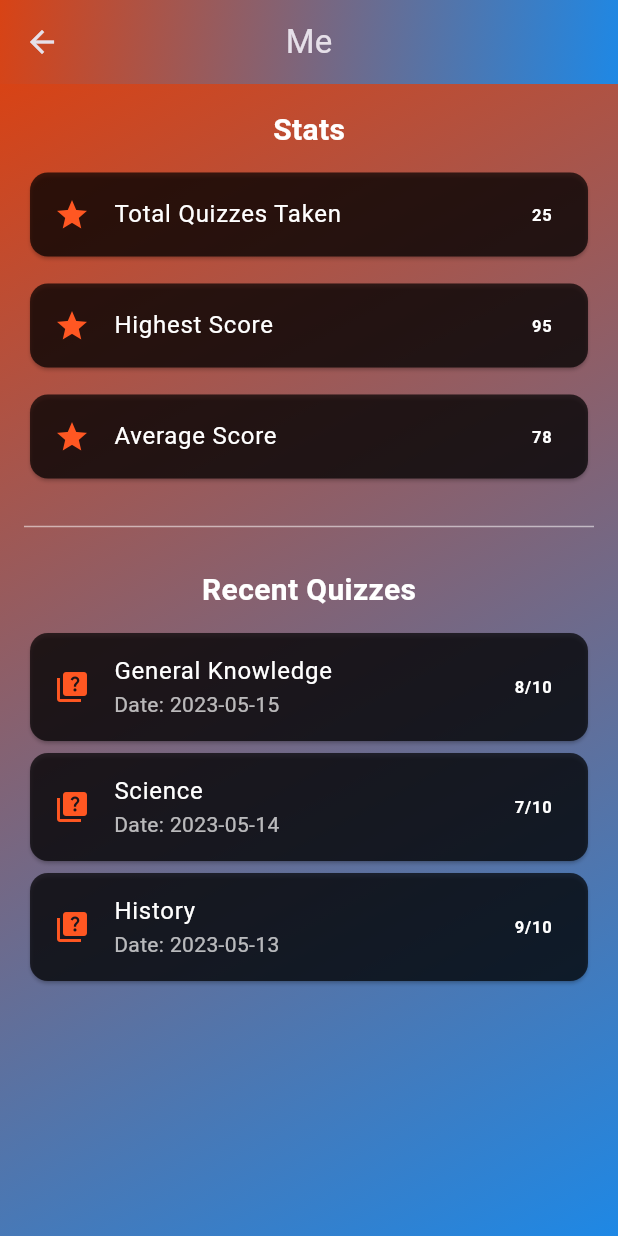
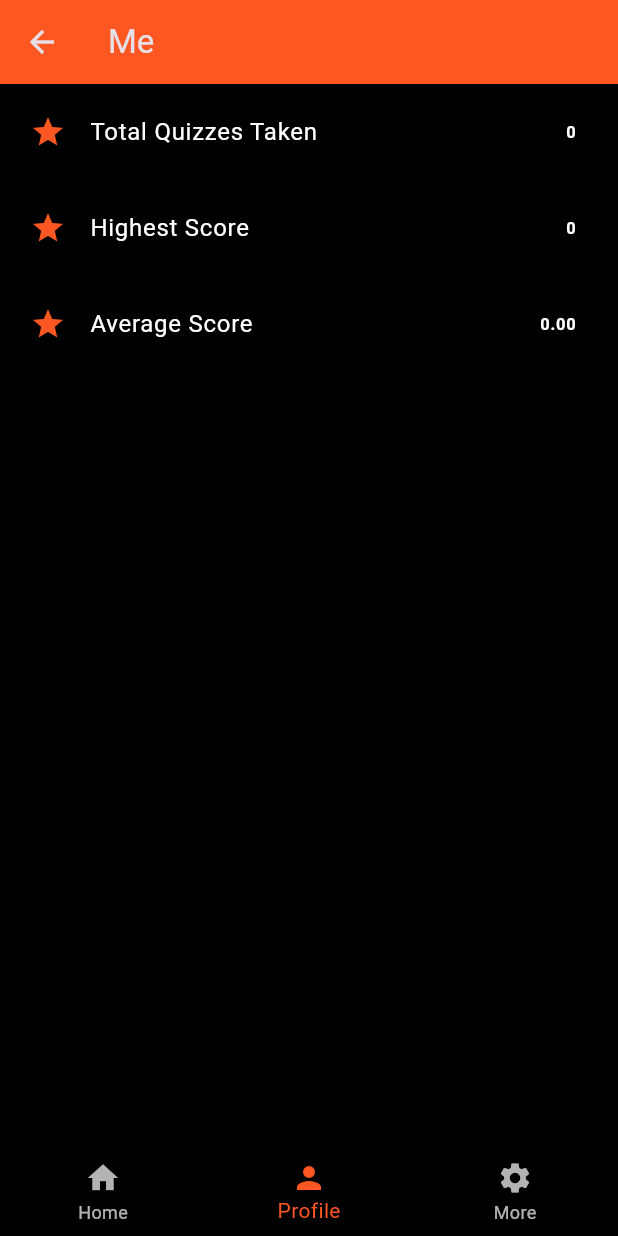
Before and after one commit to fisforfaheem/knowledge_zone, a Flutter app: the ProfileScreen screen opened directly, on a phone screen of 412 x 824 dp. Run offline on Flutter 3.47's test engine with Material 3 defaults, Android fonts, the light colour scheme and no system bars; our stand-ins replace confetti, flutter_animate, share_plus, shared_preferences, webview_flutter; accounts and stored records are empty.

Commit message:
update: fixes

```diff
--- a/lib/main.dart
+++ b/lib/main.dart
@@ -1,3 +1,4 @@
+import 'dart:convert';
 import 'dart:math';
 
 import 'package:flutter/material.dart';
@@ -9,8 +10,11 @@ import 'package:url_launcher/url_launcher_string.dart';
 import 'package:webview_flutter/webview_flutter.dart';
 import 'package:confetti/confetti.dart';
 import 'package:flutter/services.dart';
+import 'package:shared_preferences/shared_preferences.dart';
 
-void main() {
+void main() async {
+  WidgetsFlutterBinding.ensureInitialized();
+  await SharedPrefsManager.init();
   SystemChrome.setSystemUIOverlayStyle(
     const SystemUiOverlayStyle(
       statusBarColor: Colors.transparent,
@@ -18,6 +22,74 @@ void main() {
     ),
   );
   runApp(const MainApp());
+}
+
+class SharedPrefsManager {
+  static late SharedPreferences _prefs;
+
+  static Future<void> init() async {
+    _prefs = await SharedPreferences.getInstance();
+  }
+
+  static Future<void> saveQuizResult(
+      String quizType, int score, int totalQuestions) async {
+    final quizzesTaken = _prefs.getInt('quizzesTaken') ?? 0;
+    final highestScore = _prefs.getInt('highestScore') ?? 0;
+    final totalScore = _prefs.getInt('totalScore') ?? 0;
+
+    await _prefs.setInt('quizzesTaken', quizzesTaken + 1);
+    await _prefs.setInt(
+        'highestScore', score > highestScore ? score : highestScore);
+    await _prefs.setInt('totalScore', totalScore + score);
+
+    final recentQuizzes = _prefs.getStringList('recentQuizzes') ?? [];
+    recentQuizzes.insert(0,
+        '$quizType,$score/$totalQuestions,${DateTime.now().toIso8601String()}');
+    if (recentQuizzes.length > 5) recentQuizzes.removeLast();
+    await _prefs.setStringList('recentQuizzes', recentQuizzes);
+  }
+
+  static Map<String, dynamic> getUserStats() {
+    return {
+      'quizzesTaken': _prefs.getInt('quizzesTaken') ?? 0,
+      'highestScore': _prefs.getInt('highestScore') ?? 0,
+      'averageScore': (_prefs.getInt('totalScore') ?? 0) /
+          (_prefs.getInt('quizzesTaken') ?? 1),
+      'recentQuizzes': _prefs.getStringList('recentQuizzes') ?? [],
+    };
+  }
+
+  static List<Map<String, dynamic>> getLeaderboardData() {
+    final leaderboardJson = _prefs.getString('leaderboard') ?? '[]';
+    final leaderboardList = json.decode(leaderboardJson) as List;
+    return leaderboardList.cast<Map<String, dynamic>>()
+      ..sort((a, b) => b['totalScore'].compareTo(a['totalScore']));
+  }
+
+  static void updateLeaderboard(
+      String username, int totalScore, int quizzesTaken) {
+    final leaderboardData = getLeaderboardData();
+    final userIndex =
+        leaderboardData.indexWhere((user) => user['username'] == username);
+
+    if (userIndex != -1) {
+      leaderboardData[userIndex] = {
+        'username': username,
+        'totalScore': totalScore,
+        'quizzesTaken': quizzesTaken,
+        'averageScore': totalScore / quizzesTaken,
+      };
+    } else {
+      leaderboardData.add({
+        'username': username,
+        'totalScore': totalScore,
+        'quizzesTaken': quizzesTaken,
+        'averageScore': totalScore / quizzesTaken,
+      });
+    }
+
+    _prefs.setString('leaderboard', json.encode(leaderboardData));
+  }
 }
 
 class MainApp extends StatelessWidget {
@@ -173,8 +245,6 @@ class HomeScreen extends StatelessWidget {
                         context, 'General Knowledge', Icons.lightbulb),
                     _buildBentoButton(context, 'Science', Icons.science),
                     _buildBentoButton(context, 'History', Icons.history),
-                    _buildBentoButton(
-                        context, 'Leaderboard', Icons.leaderboard),
                   ],
                 ),
               ),
@@ -182,55 +252,46 @@ class HomeScreen extends StatelessWidget {
           ),
         ),
       ),
-      bottomNavigationBar: BottomNavigationBar(
-        backgroundColor: Colors.black,
-        selectedItemColor: Colors.deepOrange,
-        unselectedItemColor: Colors.white70,
-        items: const [
-          BottomNavigationBarItem(
-            icon: Icon(Icons.home),
-            label: 'Home',
-          ),
-          BottomNavigationBarItem(
-            icon: Icon(Icons.leaderboard),
-            label: 'Leaderboard',
-          ),
-          BottomNavigationBarItem(
-            icon: Icon(Icons.person),
-            label: 'Profile',
-          ),
-          BottomNavigationBarItem(
-            icon: Icon(Icons.settings),
-            label: 'More',
-          ),
-        ],
-        onTap: (index) {
-          switch (index) {
-            case 0:
-              // Navigate to Home
-              break;
-            case 1:
-              Navigator.push(
-                context,
-                MaterialPageRoute(
-                    builder: (context) => const LeaderboardScreen()),
-              );
-              break;
-            case 2:
-              Navigator.push(
-                context,
-                MaterialPageRoute(builder: (context) => const ProfileScreen()),
-              );
-              break;
-            case 3:
-              Navigator.push(
-                context,
-                MaterialPageRoute(builder: (context) => const MorePage()),
-              );
-              break;
-          }
-        },
-      ),
+      bottomNavigationBar: const CustomBottomNavigationBar(currentIndex: 0),
+
+      // bottomNavigationBar: BottomNavigationBar(
+      //   backgroundColor: Colors.black,
+      //   selectedItemColor: Colors.deepOrange,
+      //   unselectedItemColor: Colors.white70,
+      //   items: const [
+      //     BottomNavigationBarItem(
+      //       icon: Icon(Icons.home),
+      //       label: 'Home',
+      //     ),
+      //     BottomNavigationBarItem(
+      //       icon: Icon(Icons.person),
+      //       label: 'Profile',
+      //     ),
+      //     BottomNavigationBarItem(
+      //       icon: Icon(Icons.settings),
+      //       label: 'More',
+      //     ),
+      //   ],
+      //   onTap: (index) {
+      //     switch (index) {
+      //       case 0:
+      //         // Navigate to Home
+      //         break;
+      //       case 1:
+      //         Navigator.push(
+      //           context,
+      //           MaterialPageRoute(builder: (context) => const ProfileScreen()),
+      //         );
+      //         break;
+      //       case 2:
+      //         Navigator.push(
+      //           context,
+      //           MaterialPageRoute(builder: (context) => const MorePage()),
+      //         );
+      //         break;
+      //     }
+      //   },
+      // ),
     );
   }
 
@@ -348,6 +409,8 @@ class _QuizScreenState extends State<QuizScreen>
         _animationController.reset();
         _animationController.forward();
       } else {
+        SharedPrefsManager.saveQuizResult(
+            widget.quizType, _score, _questions.length);
         Navigator.pushReplacement(
           context,
           MaterialPageRoute(
@@ -648,6 +711,7 @@ class MorePage extends StatelessWidget {
           },
         )
       ]),
+      bottomNavigationBar: const CustomBottomNavigationBar(currentIndex: 2),
     );
   }
 }
@@ -793,84 +857,43 @@ class WebViewPage extends StatelessWidget {
   }
 }
 
+class UserData {
+  static Future<void> saveQuizResult(
+      String quizType, int score, int totalQuestions) async {
+    final prefs = await SharedPreferences.getInstance();
+    final quizzesTaken = prefs.getInt('quizzesTaken') ?? 0;
+    final highestScore = prefs.getInt('highestScore') ?? 0;
+    final totalScore = prefs.getInt('totalScore') ?? 0;
+
+    await prefs.setInt('quizzesTaken', quizzesTaken + 1);
+    await prefs.setInt(
+        'highestScore', score > highestScore ? score : highestScore);
+    await prefs.setInt('totalScore', totalScore + score);
+
+    // Save recent quiz
+    final recentQuizzes = prefs.getStringList('recentQuizzes') ?? [];
+    recentQuizzes.insert(0,
+        '$quizType,$score/$totalQuestions,${DateTime.now().toIso8601String()}');
+    if (recentQuizzes.length > 5) recentQuizzes.removeLast();
+    await prefs.setStringList('recentQuizzes', recentQuizzes);
+  }
+
+  static Future<Map<String, dynamic>> getUserStats() async {
+    final prefs = await SharedPreferences.getInstance();
+    return {
+      'quizzesTaken': prefs.getInt('quizzesTaken') ?? 0,
+      'highestScore': prefs.getInt('highestScore') ?? 0,
+      'averageScore': (prefs.getInt('totalScore') ?? 0) /
+          (prefs.getInt('quizzesTaken') ?? 1),
+      'recentQuizzes': prefs.getStringList('recentQuizzes') ?? [],
+    };
+  }
+}
+
 class ProfileScreen extends StatelessWidget {
   const ProfileScreen({super.key});
 
-  @override
-  Widget build(BuildContext context) {
-    return Scaffold(
-      appBar: AppBar(
-        title: const Text('Me'),
-        centerTitle: true,
-        flexibleSpace: Container(
-          decoration: BoxDecoration(
-            gradient: LinearGradient(
-              begin: Alignment.topLeft,
-              end: Alignment.bottomRight,
-              colors: [Colors.deepOrange.shade800, Colors.blue.shade600],
-            ),
-          ),
-        ),
-      ),
-      body: Container(
-        decoration: BoxDecoration(
-          gradient: LinearGradient(
-            begin: Alignment.topLeft,
-            end: Alignment.bottomRight,
-            colors: [Colors.deepOrange.shade800, Colors.blue.shade600],
-          ),
-        ),
-        child: SafeArea(
-          child: Padding(
-            padding: const EdgeInsets.all(16.0),
-            child: Column(
-              crossAxisAlignment: CrossAxisAlignment.center,
-              children: [
-                const Text(
-                  'Stats',
-                  style: TextStyle(
-                    color: Colors.white,
-                    fontSize: 20,
-                    fontWeight: FontWeight.bold,
-                  ),
-                ),
-                const SizedBox(height: 10),
-                _buildStatCard('Total Quizzes Taken', '25'),
-                const SizedBox(height: 10),
-                _buildStatCard('Highest Score', '95'),
-                const SizedBox(height: 10),
-                _buildStatCard('Average Score', '78'),
-                const SizedBox(height: 20),
-                const Divider(color: Colors.white54),
-                const SizedBox(height: 20),
-                const Text(
-                  'Recent Quizzes',
-                  style: TextStyle(
-                    color: Colors.white,
-                    fontSize: 20,
-                    fontWeight: FontWeight.bold,
-                  ),
-                ),
-                const SizedBox(height: 10),
-                Expanded(
-                  child: ListView(
-                    children: [
-                      _buildQuizHistoryItem(
-                          'General Knowledge', '8/10', '2023-05-15'),
-                      _buildQuizHistoryItem('Science', '7/10', '2023-05-14'),
-                      _buildQuizHistoryItem('History', '9/10', '2023-05-13'),
-                    ],
-                  ),
-                ),
-              ],
-            ),
-          ),
-        ),
-      ),
-    );
-  }
-
-  Widget _buildStatCard(String title, String value) {
+  Widget buildStatCard(String title, String value) {
     return Card(
       color: Colors.black.withOpacity(0.7),
       child: ListTile(
@@ -888,7 +911,7 @@ class ProfileScreen extends StatelessWidget {
     );
   }
 
-  Widget _buildQuizHistoryItem(String quizType, String score, String date) {
+  Widget buildQuizHistoryItem(String quizType, String score, String date) {
     return Card(
       color: Colors.black.withOpacity(0.7),
       child: ListTile(
@@ -909,6 +932,34 @@ class ProfileScreen extends StatelessWidget {
       ),
     );
   }
+
+  @override
+  Widget build(BuildContext context) {
+    final stats = SharedPrefsManager.getUserStats();
+
+    return Scaffold(
+      appBar: AppBar(title: const Text('Me')),
+      body: Column(
+        children: [
+          buildStatCard('Total Quizzes Taken', '${stats['quizzesTaken']}'),
+          buildStatCard('Highest Score', '${stats['highestScore']}'),
+          buildStatCard(
+              'Average Score', '${stats['averageScore'].toStringAsFixed(2)}'),
+          Expanded(
+            child: ListView.builder(
+              itemCount: stats['recentQuizzes'].length,
+              itemBuilder: (context, index) {
+                final quizData = stats['recentQuizzes'][index].split(',');
+                return buildQuizHistoryItem(
+                    quizData[0], quizData[1], quizData[2]);
+              },
+            ),
+          ),
+        ],
+      ),
+      bottomNavigationBar: const CustomBottomNavigationBar(currentIndex: 1),
+    );
+  }
 }
 
 class LeaderboardScreen extends StatelessWidget {
@@ -916,6 +967,8 @@ class LeaderboardScreen extends StatelessWidget {
 
   @override
   Widget build(BuildContext context) {
+    final leaderboardData = SharedPrefsManager.getLeaderboardData();
+
     return Scaffold(
       appBar: AppBar(
         title: const Text('Leaderboard'),
@@ -941,8 +994,9 @@ class LeaderboardScreen extends StatelessWidget {
         child: SafeArea(
           child: ListView.builder(
             padding: const EdgeInsets.all(16.0),
-            itemCount: 10,
+            itemCount: leaderboardData.length,
             itemBuilder: (context, index) {
+              final userData = leaderboardData[index];
               return Card(
                 color: Colors.black.withOpacity(0.8),
                 child: ListTile(
@@ -955,12 +1009,12 @@ class LeaderboardScreen extends StatelessWidget {
                     ),
                   ),
                   title: Text(
-                    'User ${index + 1}',
+                    userData['username'],
                     style: const TextStyle(
                         color: Colors.white, fontWeight: FontWeight.bold),
                   ),
                   subtitle: Text(
-                    'Total Score: ${1000 - index * 50}',
+                    'Total Score: ${userData['totalScore']}',
                     style: const TextStyle(color: Colors.white70),
                   ),
                   trailing: Column(
@@ -968,11 +1022,11 @@ class LeaderboardScreen extends StatelessWidget {
                     crossAxisAlignment: CrossAxisAlignment.end,
                     children: [
                       Text(
-                        'Quizzes: ${20 - index}',
+                        'Quizzes: ${userData['quizzesTaken']}',
                         style: const TextStyle(color: Colors.white70),
                       ),
                       Text(
-                        'Avg: ${95 - index * 2}%',
+                        'Avg: ${userData['averageScore'].toStringAsFixed(2)}%',
                         style: const TextStyle(color: Colors.white70),
                       ),
                     ],
@@ -986,3 +1040,57 @@ class LeaderboardScreen extends StatelessWidget {
     );
   }
 }
+
+class CustomBottomNavigationBar extends StatelessWidget {
+  final int currentIndex;
+
+  const CustomBottomNavigationBar({super.key, required this.currentIndex});
+
+  @override
+  Widget build(BuildContext context) {
+    return BottomNavigationBar(
+      backgroundColor: Colors.black,
+      selectedItemColor: Colors.deepOrange,
+      unselectedItemColor: Colors.white70,
+      currentIndex: currentIndex,
+      items: const [
+        BottomNavigationBarItem(
+          icon: Icon(Icons.home),
+          label: 'Home',
+        ),
+        BottomNavigationBarItem(
+          icon: Icon(Icons.person),
+          label: 'Profile',
+        ),
+        BottomNavigationBarItem(
+          icon: Icon(Icons.settings),
+          label: 'More',
+        ),
+      ],
+      onTap: (index) {
+        switch (index) {
+          case 0:
+            Navigator.pushAndRemoveUntil(
+              context,
+              MaterialPageRoute(builder: (context) => const HomeScreen()),
+              (route) => false,
+            );
+            break;
+
+          case 1:
+            Navigator.push(
+              context,
+              MaterialPageRoute(builder: (context) => const ProfileScreen()),
+            );
+            break;
+          case 2:
+            Navigator.push(
+              context,
+              MaterialPageRoute(builder: (context) => const MorePage()),
+            );
+            break;
+        }
+      },
+    );
+  }
+}
--- a/pubspec.yaml
+++ b/pubspec.yaml
@@ -12,8 +12,10 @@ dependencies:
     sdk: flutter
   flutter_animate: ^4.5.0
   google_fonts: ^6.2.1
+  icons_launcher: ^2.1.7
   provider: ^6.1.2
   share_plus: ^10.0.2
+  shared_preferences: ^2.3.2
   url_launcher: ^6.3.0
   webview_flutter: ^4.9.0
 
```
Also changed, not shown: icons_launcher.yaml (added, +7 -0 lines), assets/images/gen_know.png (added), pubspec.lock, 10 other files.
